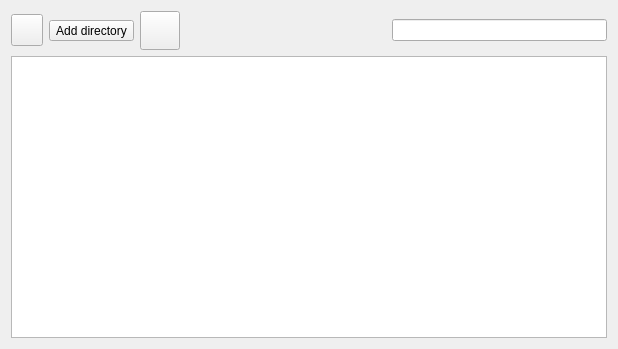
pinnaculum/galacteek, file galacteek/ui/files.ui: the form before one commit.
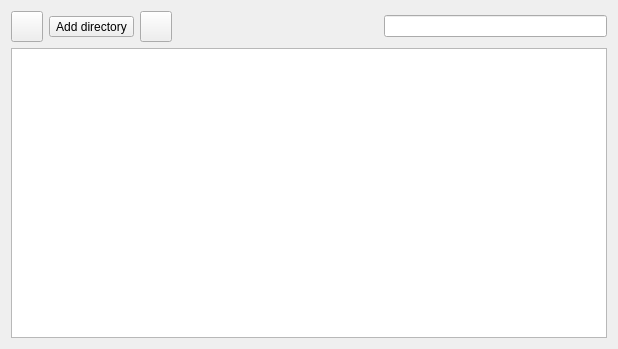
The form after the commit. Icons and pictures are not drawn.

```diff
--- a/galacteek/ui/files.ui
+++ b/galacteek/ui/files.ui
@@ -46,8 +46,8 @@
            </property>
            <property name="iconSize">
             <size>
-             <width>32</width>
-             <height>32</height>
+             <width>24</width>
+             <height>24</height>
             </size>
            </property>
           </widget>
@@ -66,8 +66,8 @@
            </property>
            <property name="iconSize">
             <size>
-             <width>32</width>
-             <height>32</height>
+             <width>24</width>
+             <height>24</height>
             </size>
            </property>
           </widget>
@@ -86,8 +86,8 @@
            </property>
            <property name="iconSize">
             <size>
-             <width>32</width>
-             <height>32</height>
+             <width>24</width>
+             <height>24</height>
             </size>
            </property>
           </widget>
```
